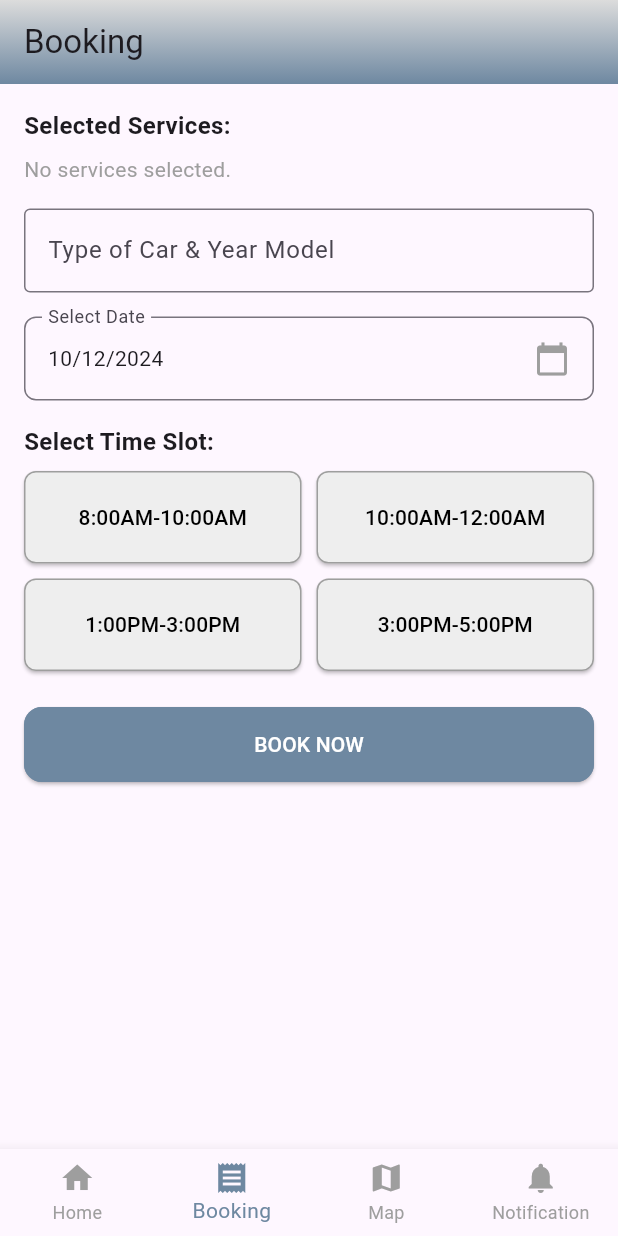
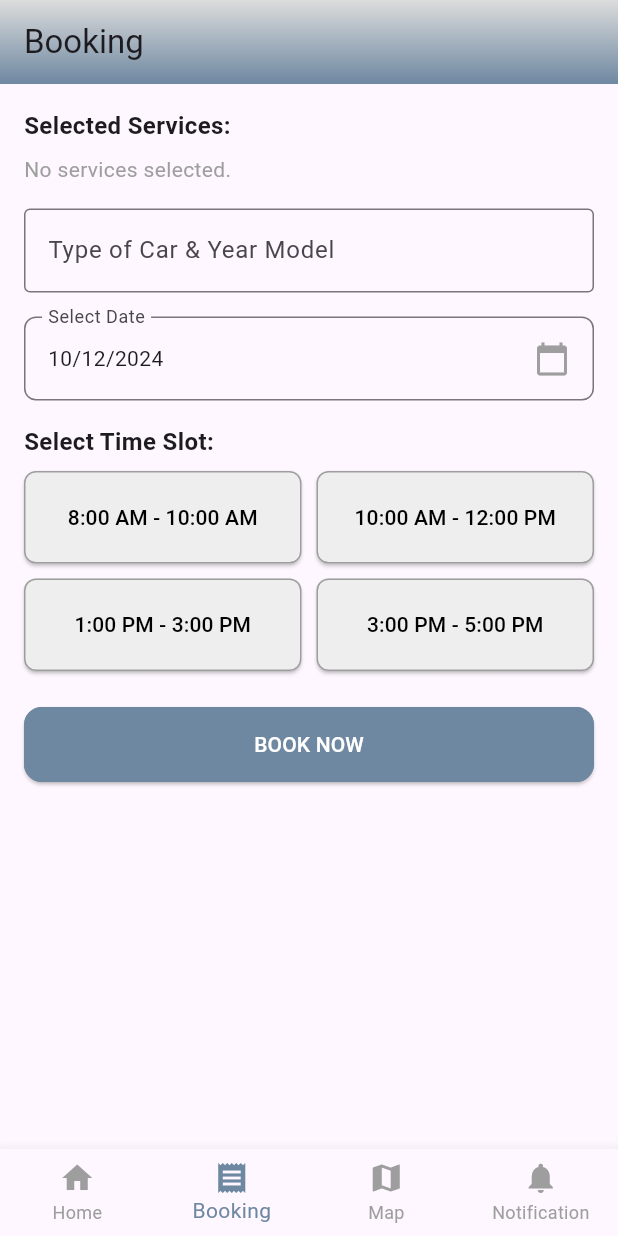
Before and after one commit to JohnLloydDev/AJ-Autofix-App, a Flutter app: the BookingScreen screen opened directly, on a phone screen of 412 x 824 dp. Run offline on Flutter 3.47's test engine with Material 3 defaults, Android fonts, the light colour scheme and no system bars; our stand-ins replace bloc, equatable, flutter_bloc, flutter_rating_bar, flutter_secure_storage, fluttertoast and 5 more; missing offline and left inert: onesignal_flutter; accounts and stored records are empty; network calls fail.

Commit message:
Adjust the time in booking

```diff
--- a/lib/main.dart
+++ b/lib/main.dart
@@ -59,6 +59,7 @@ void main() {
           create: (context) =>
               ReviewBloc(ReviewRepositoryImpl())..add(FetchReviews()),
         ),
+
         BlocProvider(
           create: (context) => ContactBloc(ContactRepositoryImpl()),
         ),
--- a/lib/screens/booking_screen.dart
+++ b/lib/screens/booking_screen.dart
@@ -39,10 +39,10 @@ class BookingScreenState extends State<BookingScreen> {
   final TextEditingController carTypeController = TextEditingController();
 
   final List<String> timeSlots = [
-    "8:00AM-10:00AM",
-    "10:00AM-12:00AM",
-    "1:00PM-3:00PM",
-    "3:00PM-5:00PM",
+    "8:00 AM - 10:00 AM",
+    "10:00 AM - 12:00 PM",
+    "1:00 PM - 3:00 PM",
+    "3:00 PM - 5:00 PM",
   ];
 
   @override
```
